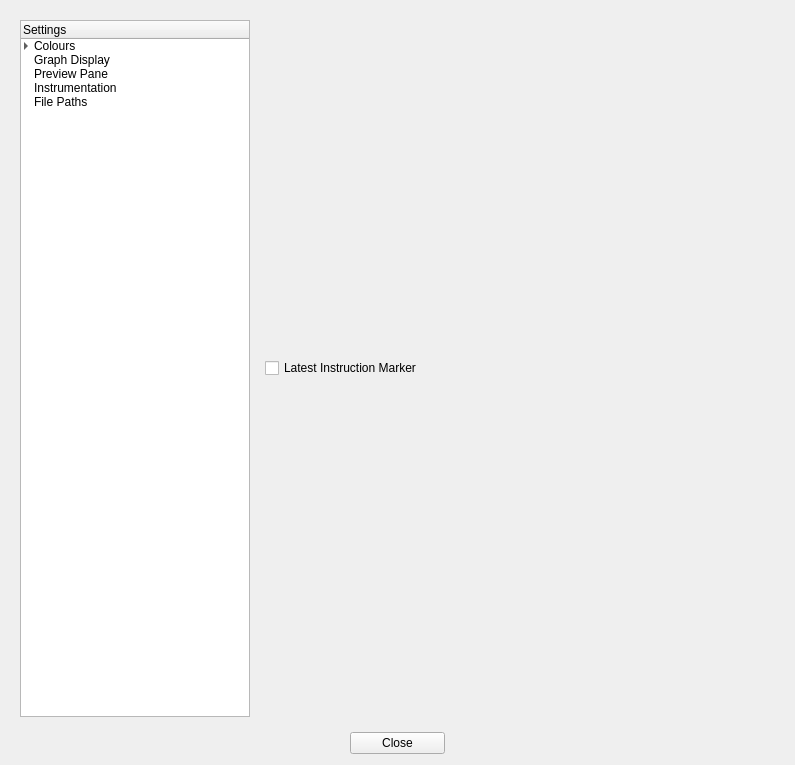
ncatlin/rgat, file rgat/settingsDialog.ui: the form before one commit.
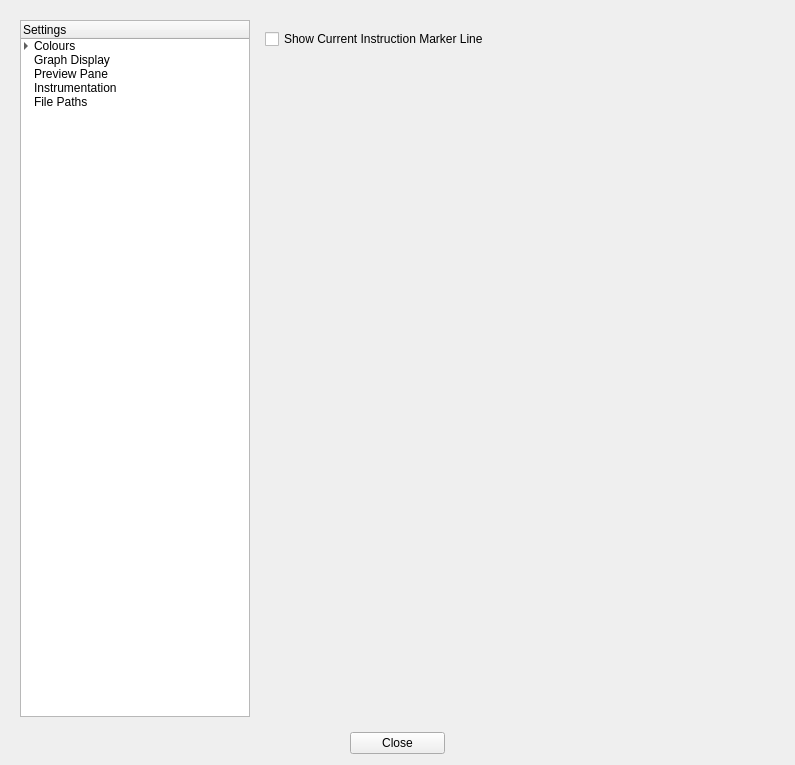
The form after the commit. The open tabs and pages were chosen to show the change. Custom widgets are drawn as their Qt base class.

Commit message: activeline settings checkbox implementation and config integration

```diff
--- a/rgat/settingsDialog.ui
+++ b/rgat/settingsDialog.ui
@@ -2313,11 +2313,11 @@
            </layout>
           </widget>
           <widget class="QWidget" name="graphSettingsPage">
-           <layout class="QVBoxLayout" name="verticalLayout_11">
-            <item>
-             <widget class="QCheckBox" name="checkBox">
+           <layout class="QFormLayout" name="formLayout_2">
+            <item row="0" column="0">
+             <widget class="QCheckBox" name="showMarkerCheck">
               <property name="text">
-               <string>Latest Instruction Marker</string>
+               <string>Show Current Instruction Marker Line</string>
               </property>
              </widget>
             </item>
```
Left out of the diff: 2 changed lines with no effect on the pictures. The commit also changes 4 other files.
